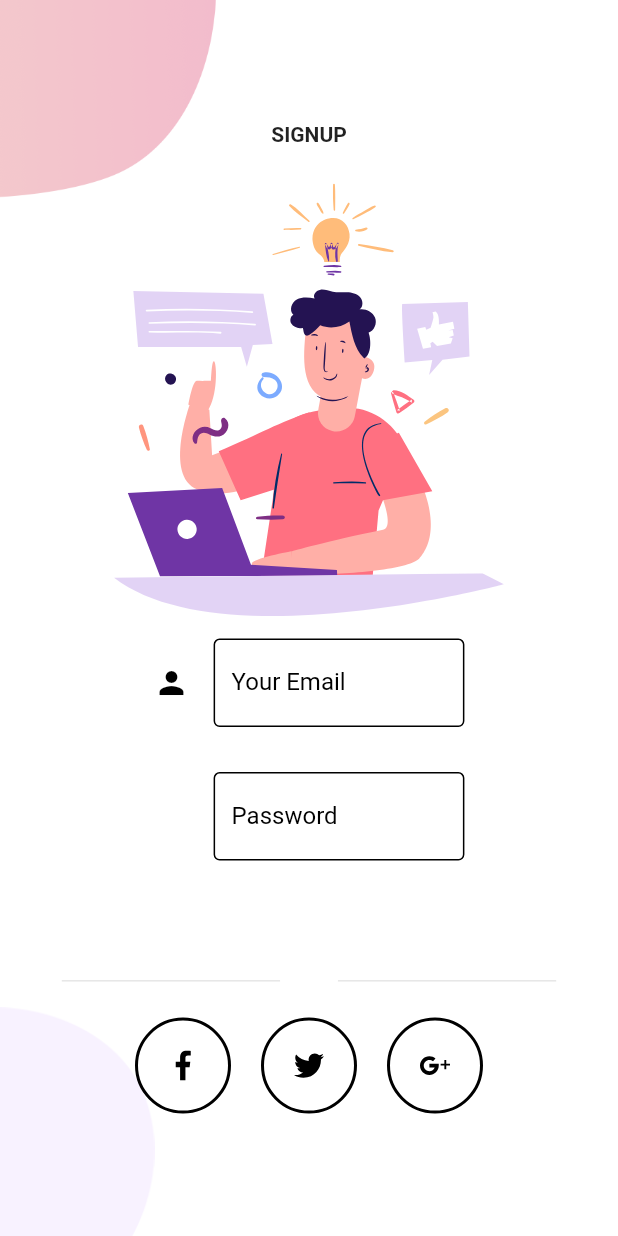
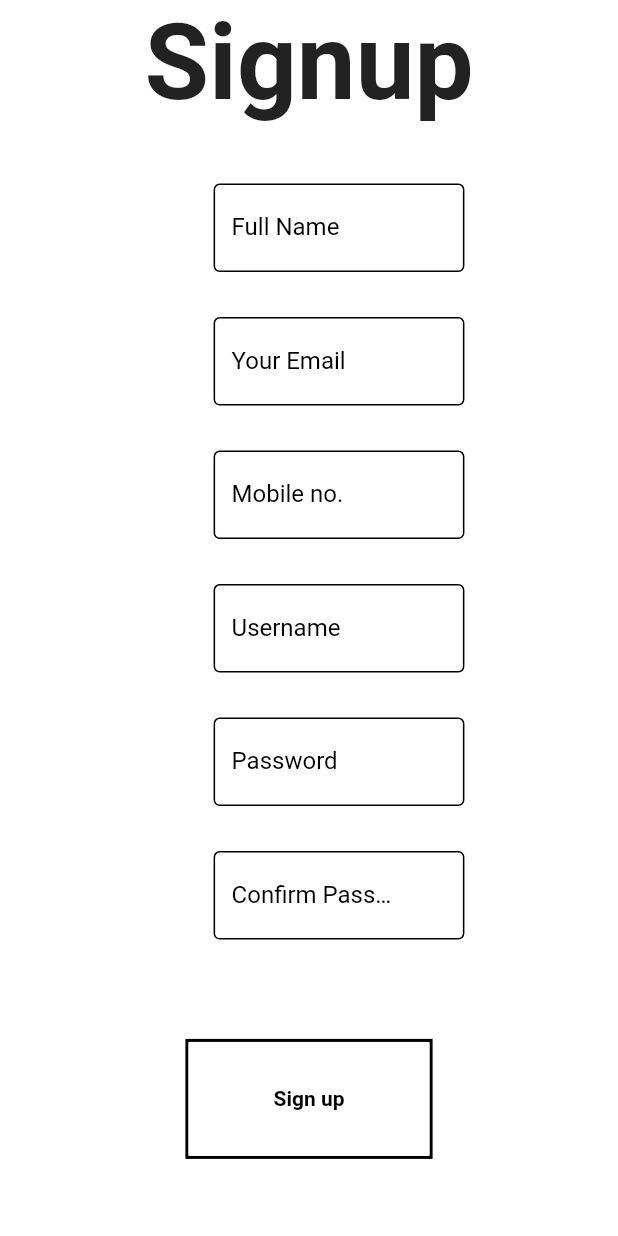
Before and after one commit to m-sabihul-hasan/FindARider.xyz, a Flutter app: the SignUpScreen screen opened directly, on a phone screen of 412 x 824 dp. Run offline on Flutter 3.47's test engine with Material 2 defaults, Android fonts, the phone set to English and light mode, and no system bars; our stand-ins replace flutter_svg, google_fonts; Roboto replaces fonts that are missing (Yellowtail).

Commit message:
Added signup screen

```diff
--- a/lib/Screens/Login/components/body.dart
+++ b/lib/Screens/Login/components/body.dart
@@ -37,6 +37,7 @@ class Body extends StatelessWidget {
               onChanged: (value) {},
             ),
             RoundedPasswordField(
+              hintText: "Password",
               onChanged: (value) {},
             ),
             RoundedButton(
--- a/lib/Screens/Signup/components/background.dart
+++ b/lib/Screens/Signup/components/background.dart
@@ -17,22 +17,22 @@ class Background extends StatelessWidget {
       child: Stack(
         alignment: Alignment.center,
         children: <Widget>[
-          Positioned(
-            top: 0,
-            left: 0,
-            child: Image.asset(
-              "assets/images/signup_top.png",
-              width: size.width * 0.35,
-            ),
-          ),
-          Positioned(
-            bottom: 0,
-            left: 0,
-            child: Image.asset(
-              "assets/images/main_bottom.png",
-              width: size.width * 0.25,
-            ),
-          ),
+          // Positioned(
+          //   top: 0,
+          //   left: 0,
+          //   child: Image.asset(
+          //     "assets/images/signup_top.png",
+          //     width: size.width * 0.35,
+          //   ),
+          // ),
+          // Positioned(
+          //   bottom: 0,
+          //   left: 0,
+          //   child: Image.asset(
+          //     "assets/images/main_bottom.png",
+          //     width: size.width * 0.25,
+          //   ),
+          // ),
           child,
         ],
       ),
--- a/lib/Screens/Signup/components/body.dart
+++ b/lib/Screens/Signup/components/body.dart
@@ -8,6 +8,7 @@ import 'package:flutter_app/components/rounded_button.dart';
 import 'package:flutter_app/components/rounded_input_field.dart';
 import 'package:flutter_app/components/rounded_password_field.dart';
 import 'package:flutter_svg/svg.dart';
+import 'package:google_fonts/google_fonts.dart';
 
 class Body extends StatelessWidget {
   @override
@@ -18,26 +19,57 @@ class Body extends StatelessWidget {
         child: Column(
           mainAxisAlignment: MainAxisAlignment.center,
           children: <Widget>[
-            Text(
-              "SIGNUP",
-              style: TextStyle(fontWeight: FontWeight.bold),
-            ),
+            Text("Signup",
+                style: GoogleFonts.yellowtail(
+                  textStyle:
+                      TextStyle(fontWeight: FontWeight.bold, fontSize: 70),
+                )),
             SizedBox(height: size.height * 0.03),
-            SvgPicture.asset(
-              "assets/icons/signup.svg",
-              height: size.height * 0.35,
+            // SvgPicture.asset(
+            //   "assets/icons/signup.svg",
+            //   height: size.height * 0.35,
+            // ),
+            RoundedInputField(
+              hintText: "Full Name",
+              onChanged: (value) {},
+              icon: null,
             ),
             RoundedInputField(
               hintText: "Your Email",
               onChanged: (value) {},
+              icon: null,
+            ),
+            RoundedInputField(
+              hintText: "Mobile no.",
+              onChanged: (value) {},
+              icon: null,
+            ),
+            RoundedInputField(
+              hintText: "Username",
+              onChanged: (value) {},
+              icon: null,
             ),
             RoundedPasswordField(
+              hintText: "Password",
+              onChanged: (value) {},
+            ),
+            RoundedPasswordField(
+              hintText: "Confirm Password",
               onChanged: (value) {},
             ),
             // RoundedButton(
             //   text: "SIGNUP",
             //   press: () {},
             // ),
+            SizedBox(height: size.height * 0.05),
+            RoundedButton(
+              text: Text(
+                "Sign up",
+                style:
+                    TextStyle(color: Colors.black, fontWeight: FontWeight.bold),
+              ),
+              press: () {},
+            ),
             SizedBox(height: size.height * 0.03),
             AlreadyHaveAnAccountCheck(
               login: false,
@@ -52,24 +84,24 @@ class Body extends StatelessWidget {
                 );
               },
             ),
-            OrDivider(),
-            Row(
-              mainAxisAlignment: MainAxisAlignment.center,
-              children: <Widget>[
-                SocalIcon(
-                  iconSrc: "assets/icons/facebook.svg",
-                  press: () {},
-                ),
-                SocalIcon(
-                  iconSrc: "assets/icons/twitter.svg",
-                  press: () {},
-                ),
-                SocalIcon(
-                  iconSrc: "assets/icons/google-plus.svg",
-                  press: () {},
-                ),
-              ],
-            )
+            // OrDivider(),
+            // Row(
+            //   mainAxisAlignment: MainAxisAlignment.center,
+            //   children: <Widget>[
+            //     SocalIcon(
+            //       iconSrc: "assets/icons/facebook.svg",
+            //       press: () {},
+            //     ),
+            //     SocalIcon(
+            //       iconSrc: "assets/icons/twitter.svg",
+            //       press: () {},
+            //     ),
+            //     SocalIcon(
+            //       iconSrc: "assets/icons/google-plus.svg",
+            //       press: () {},
+            //     ),
+            //   ],
+            // )
           ],
         ),
       ),
--- a/lib/Screens/Welcome/components/background.dart
+++ b/lib/Screens/Welcome/components/background.dart
@@ -14,7 +14,7 @@ class Background extends StatelessWidget {
       height: size.height,
       width: double.infinity,
       child: Stack(
-        alignment: Alignment.center,
+        alignment: Alignment.topCenter,
         children: <Widget>[
           // Positioned(
           //   top: 0,
--- a/lib/Screens/Welcome/components/body.dart
+++ b/lib/Screens/Welcome/components/body.dart
@@ -17,6 +17,7 @@ class Body extends StatelessWidget {
         child: Column(
           mainAxisAlignment: MainAxisAlignment.center,
           children: <Widget>[
+            SizedBox(height: size.height * 0.1),
             Text("Login",
                 style: GoogleFonts.yellowtail(
                   textStyle:
@@ -69,6 +70,26 @@ class Body extends StatelessWidget {
                 );
               },
             ),
+            SizedBox(height: size.height * 0.25),
+            RoundedButton(
+              text: Text(
+                "Signup using student email",
+                style:
+                    TextStyle(color: Colors.black, fontWeight: FontWeight.bold),
+              ),
+              color: button_text,
+              textColor: Colors.black,
+              press: () {
+                Navigator.push(
+                  context,
+                  MaterialPageRoute(
+                    builder: (context) {
+                      return SignUpScreen();
+                    },
+                  ),
+                );
+              },
+            ),
           ],
         ),
       ),
--- a/lib/components/rounded_password_field.dart
+++ b/lib/components/rounded_password_field.dart
@@ -3,9 +3,11 @@ import 'package:flutter_app/components/text_field_container.dart';
 import 'package:flutter_app/constants.dart';
 
 class RoundedPasswordField extends StatelessWidget {
+  final String hintText;
   final ValueChanged<String> onChanged;
   const RoundedPasswordField({
     Key key,
+    this.hintText,
     this.onChanged,
   }) : super(key: key);
 
@@ -17,7 +19,7 @@ class RoundedPasswordField extends StatelessWidget {
         onChanged: onChanged,
         cursorColor: button_text,
         decoration: InputDecoration(
-          labelText: "Password",
+          labelText: hintText,
           labelStyle: TextStyle(color: label_text),
           enabledBorder: OutlineInputBorder(
             borderSide: BorderSide(color: Colors.black),
```
